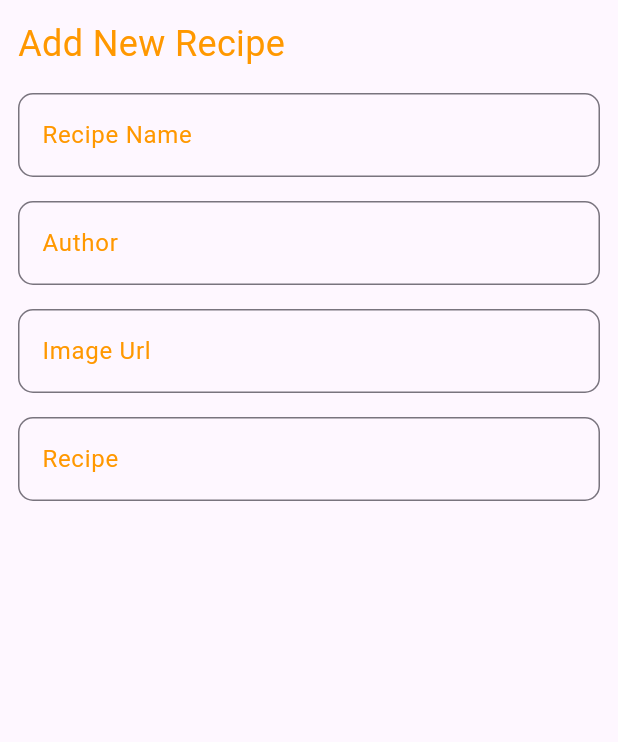
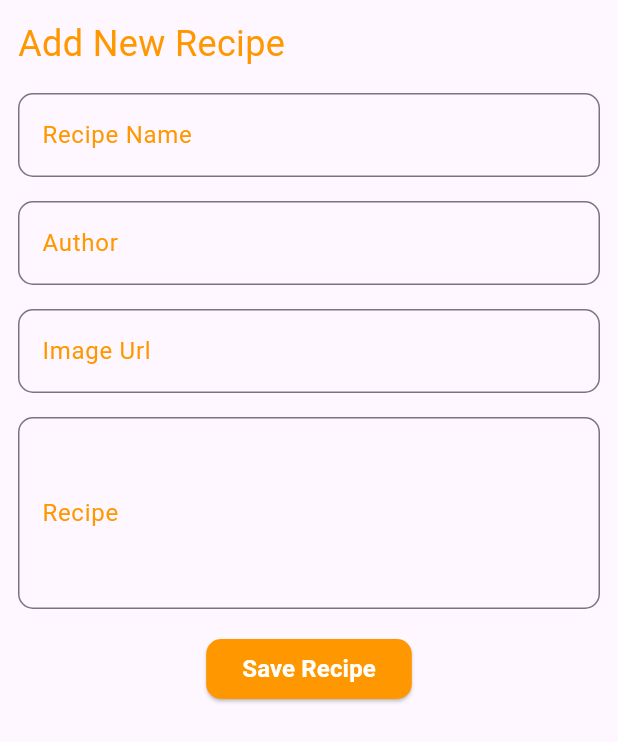
Before and after one commit to oigomezz/cursos-platzi, a Flutter app: the RecipeForm widget shown alone on an empty page, opened directly, on a phone screen of 412 x 824 dp. Shown: the top 742 px of the screen. Run offline on Flutter 3.47's test engine with Material 3 defaults, Android fonts, the phone set to English and light mode, and no system bars; network calls fail; Roboto replaces fonts that are missing (Quicksand).

Commit message:
✨ Controladores y Validación de Formularios en Flutter

```diff
--- a/Curso-de-Flutter/repice_book/lib/screens/home_screen.dart
+++ b/Curso-de-Flutter/repice_book/lib/screens/home_screen.dart
@@ -1,4 +1,5 @@
 import 'package:flutter/material.dart';
+import 'package:repice_book/screens/recipe_detail.dart';
 
 class HomeScreen extends StatelessWidget {
   const HomeScreen({super.key});
@@ -23,7 +24,7 @@ class HomeScreen extends StatelessWidget {
     return showModalBottomSheet(
       isScrollControlled: true,
       context: context,
-      builder: (contexto) => Container(
+      builder: (context) => Container(
         width: MediaQuery.of(context).size.width,
         height: 600,
         color: Colors.white,
@@ -33,7 +34,16 @@ class HomeScreen extends StatelessWidget {
   }
 
   Widget _RecipesCard(BuildContext context) {
-    return Padding(
+    return GestureDetector(
+      onTap: () {
+        Navigator.push(
+          context,
+          MaterialPageRoute(
+            builder: (context) => RecipeDetail(recipeName: 'Lasagna'),
+          ),
+        );
+      },
+      child: Padding(
         padding: const EdgeInsets.all(8.0),
         child: SizedBox(
           width: MediaQuery.of(context).size.width,
@@ -74,6 +84,7 @@ class HomeScreen extends StatelessWidget {
             ),
           ),
         ),
+      ),
     );
   }
 }
@@ -83,10 +94,17 @@ class RecipeForm extends StatelessWidget {
 
   @override
   Widget build(BuildContext context) {
+    final _formKey = GlobalKey<FormState>();
+
+    final TextEditingController _recipeName = TextEditingController();
+    final TextEditingController _recipeAuthor = TextEditingController();
+    final TextEditingController _recipeIMG = TextEditingController();
+    final TextEditingController _recipeDecription = TextEditingController();
+
     return Padding(
       padding: EdgeInsets.all(12),
       child: Form(
-        //key: _formKey,
+        key: _formKey,
         child: Column(
           crossAxisAlignment: CrossAxisAlignment.start,
           children: [
@@ -95,21 +113,86 @@ class RecipeForm extends StatelessWidget {
               style: TextStyle(color: Colors.orange, fontSize: 24),
             ),
             SizedBox(height: 16),
-            _buildTextField(label: 'Recipe Name'),
+            _buildTextField(
+              controller: _recipeName,
+              label: 'Recipe Name',
+              validator: (value) {
+                if (value == null || value.isEmpty) {
+                  return 'Please enter the name recipe';
+                }
+                return null;
+              },
+            ),
             SizedBox(height: 16),
-            _buildTextField(label: 'Author'),
+            _buildTextField(
+              controller: _recipeAuthor,
+              label: 'Author',
+              validator: (value) {
+                if (value == null || value.isEmpty) {
+                  return 'Please enter the author';
+                }
+                return null;
+              },
+            ),
             SizedBox(height: 16),
-            _buildTextField(label: 'Image Url'),
+            _buildTextField(
+              controller: _recipeIMG,
+              label: 'Image Url',
+              validator: (value) {
+                if (value == null || value.isEmpty) {
+                  return 'Please enter the name recipe';
+                }
+                return null;
+              },
+            ),
             SizedBox(height: 16),
-            _buildTextField(label: 'Recipe'),
+            _buildTextField(
+              maxLines: 4,
+              controller: _recipeDecription,
+              label: 'Recipe',
+              validator: (value) {
+                if (value == null || value.isEmpty) {
+                  return 'Please enter the name recipe';
+                }
+                return null;
+              },
+            ),
             SizedBox(height: 16),
+            Center(
+              child: ElevatedButton(
+                onPressed: () {
+                  if (_formKey.currentState!.validate()) {
+                    //Navigator.pop(context);
+                  }
+                },
+                style: ElevatedButton.styleFrom(
+                  backgroundColor: Colors.orange,
+                  shape: RoundedRectangleBorder(
+                    borderRadius: BorderRadius.circular(10),
+                  ),
+                ),
+                child: Text(
+                  'Save Recipe',
+                  style: TextStyle(
+                    color: Colors.white,
+                    fontSize: 16,
+                    fontWeight: FontWeight.bold,
+                  ),
+                ),
+              ),
+            ),
           ],
         ),
       ),
     );
   }
 
-  Widget _buildTextField({required String label}) {
+  Widget _buildTextField({
+    required String label,
+    required TextEditingController controller,
+    required String? Function(String?) validator,
+    int maxLines = 1,
+  }) {
     return TextFormField(
       decoration: InputDecoration(
         labelText: label,
@@ -120,6 +203,8 @@ class RecipeForm extends StatelessWidget {
           borderRadius: BorderRadius.circular(10),
         ),
       ),
+      validator: validator,
+      maxLines: maxLines,
     );
   }
 }
```
Also changed, not shown: Curso-de-Flutter/repice_book/lib/screens/recipe_detail.dart (added, +23 -0 lines), 1 other file. Lines whose indentation alone changed are shown as unchanged.
